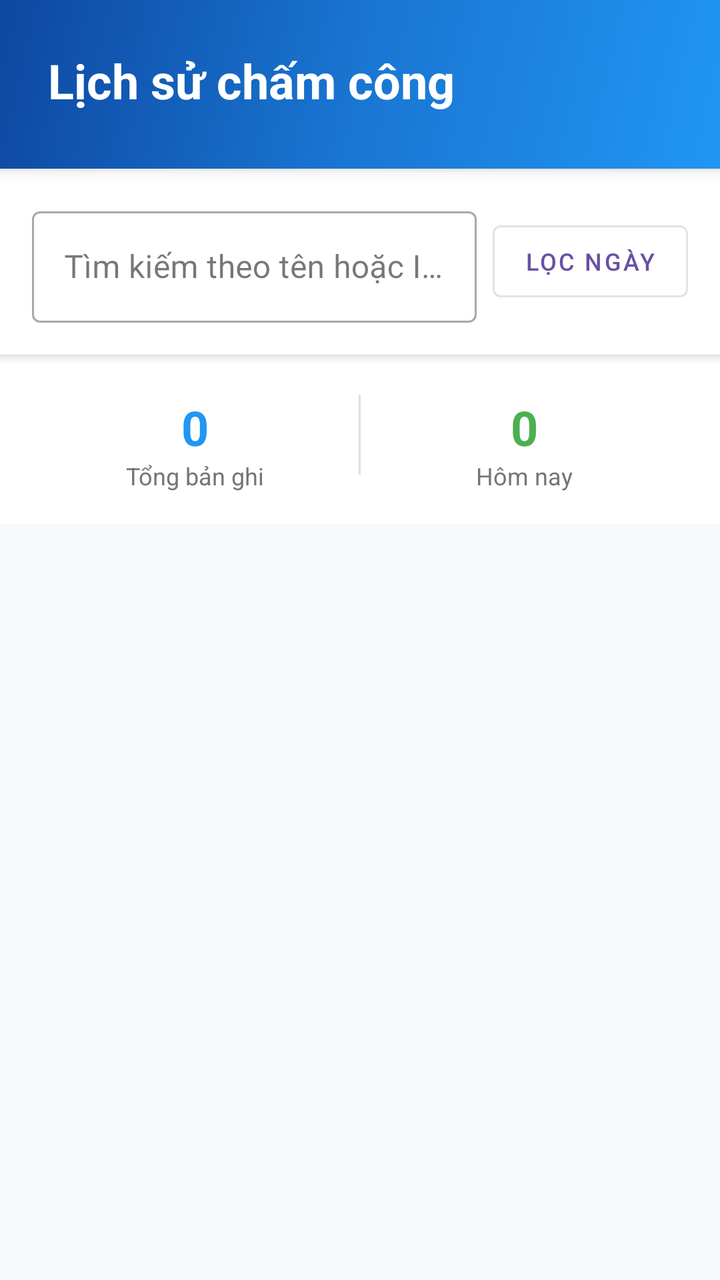
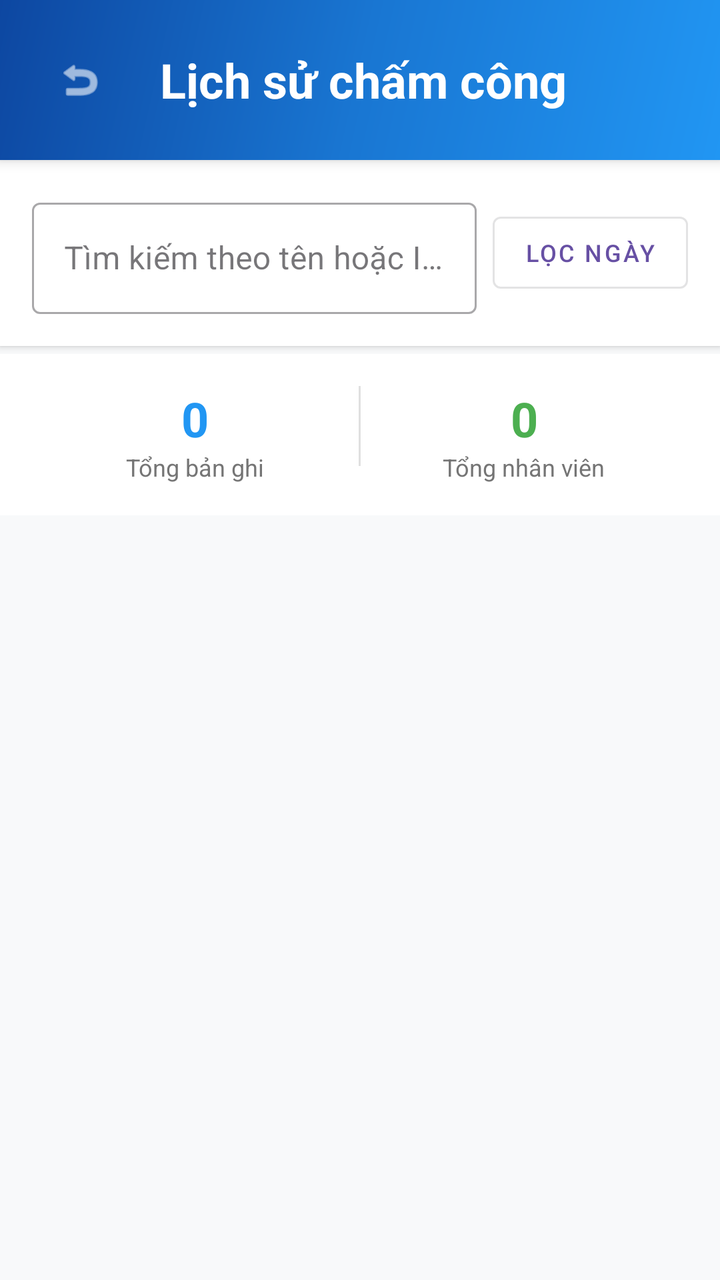

Before-and-after screenshots of an Android layout around one commit, followed by the original layout XML and the change that was made.
<!-- AndroidManifest.xml: application theme Theme.FaceAttendance -->
<!-- res/layout/activity_attendance_history.xml -->
<?xml version="1.0" encoding="utf-8"?>
<LinearLayout xmlns:android="http://schemas.android.com/apk/res/android"
    android:layout_width="match_parent"
    android:layout_height="match_parent"
    android:orientation="vertical"
    android:background="#F8F9FA"
    android:focusable="true"
    android:focusableInTouchMode="true">

    
    <LinearLayout
        android:layout_width="match_parent"
        android:layout_height="wrap_content"
        android:orientation="vertical"
        android:background="@drawable/header_gradient_background"
        android:padding="24dp"
        android:elevation="4dp">

        <TextView
            android:id="@+id/historyTitle"
            android:layout_width="wrap_content"
            android:layout_height="wrap_content"
            android:text="Lịch sử chấm công"
            android:textSize="24sp"
            android:textStyle="bold"
            android:textColor="#FFFFFF"
            android:layout_marginBottom="4dp" />

    </LinearLayout>

    
    <LinearLayout
        android:layout_width="match_parent"
        android:layout_height="wrap_content"
        android:orientation="horizontal"
        android:padding="16dp"
        android:background="#FFFFFF"
        android:elevation="2dp">

        <com.google.android.material.textfield.TextInputLayout
            android:layout_width="0dp"
            android:layout_height="wrap_content"
            android:layout_weight="1"
            android:layout_marginEnd="8dp"
            android:hint="Tìm kiếm theo tên hoặc ID..."
            style="@style/Widget.MaterialComponents.TextInputLayout.OutlinedBox">

            <com.google.android.material.textfield.TextInputEditText
                android:id="@+id/etSearchEmployee"
                android:layout_width="match_parent"
                android:layout_height="wrap_content"
                android:inputType="text"
                android:maxLines="1"
                android:imeOptions="actionSearch"
                android:singleLine="true" />

        </com.google.android.material.textfield.TextInputLayout>

        <com.google.android.material.button.MaterialButton
            android:id="@+id/btnDateFilter"
            android:layout_width="wrap_content"
            android:layout_height="wrap_content"
            android:layout_gravity="center_vertical"
            android:text="Lọc ngày"
            android:textSize="12sp"
            style="@style/Widget.MaterialComponents.Button.OutlinedButton" />

    </LinearLayout>

    
    <LinearLayout
        android:layout_width="match_parent"
        android:layout_height="wrap_content"
        android:orientation="horizontal"
        android:padding="16dp"
        android:background="#FFFFFF"
        android:layout_marginTop="4dp">

        <LinearLayout
            android:layout_width="0dp"
            android:layout_height="wrap_content"
            android:layout_weight="1"
            android:orientation="vertical"
            android:gravity="center">

            <TextView
                android:id="@+id/tvTotalRecords"
                android:layout_width="wrap_content"
                android:layout_height="wrap_content"
                android:text="0"
                android:textSize="24sp"
                android:textStyle="bold"
                android:textColor="#2196F3" />

            <TextView
                android:layout_width="wrap_content"
                android:layout_height="wrap_content"
                android:text="Tổng bản ghi"
                android:textSize="12sp"
                android:textColor="#757575" />

        </LinearLayout>

        <View
            android:layout_width="1dp"
            android:layout_height="40dp"
            android:background="#E0E0E0" />

        <LinearLayout
            android:layout_width="0dp"
            android:layout_height="wrap_content"
            android:layout_weight="1"
            android:orientation="vertical"
            android:gravity="center">

            <TextView
                android:id="@+id/tvTodayRecords"
                android:layout_width="wrap_content"
                android:layout_height="wrap_content"
                android:text="0"
                android:textSize="24sp"
                android:textStyle="bold"
                android:textColor="#4CAF50" />

            <TextView
                android:layout_width="wrap_content"
                android:layout_height="wrap_content"
                android:text="Hôm nay"
                android:textSize="12sp"
                android:textColor="#757575" />

        </LinearLayout>

    </LinearLayout>

    
    <FrameLayout
        android:layout_width="match_parent"
        android:layout_height="match_parent"
        android:padding="16dp"
        android:clickable="true"
        android:focusable="true">

        <androidx.recyclerview.widget.RecyclerView
            android:id="@+id/recyclerViewLogs"
            android:layout_width="match_parent"
            android:layout_height="match_parent"
            android:clipToPadding="false"
            android:paddingBottom="16dp"
            android:scrollbars="vertical"
            android:fadeScrollbars="true" />

        
        <LinearLayout
            android:id="@+id/emptyStateLayout"
            android:layout_width="wrap_content"
            android:layout_height="wrap_content"
            android:layout_gravity="center"
            android:orientation="vertical"
            android:gravity="center"
            android:visibility="gone">

            <ImageView
                android:layout_width="80dp"
                android:layout_height="80dp"
                android:src="@android:drawable/ic_menu_recent_history"
                android:alpha="0.3"
                android:layout_marginBottom="16dp" />

            <TextView
                android:layout_width="wrap_content"
                android:layout_height="wrap_content"
                android:text="Chưa có lịch sử chấm công"
                android:textSize="16sp"
                android:textColor="#666666"
                android:layout_marginBottom="8dp" />

            <TextView
                android:layout_width="wrap_content"
                android:layout_height="wrap_content"
                android:text="Thực hiện chấm công đầu tiên"
                android:textSize="14sp"
                android:textColor="#999999" />

        </LinearLayout>

        
        <ProgressBar
            android:id="@+id/progressBar"
            android:layout_width="wrap_content"
            android:layout_height="wrap_content"
            android:layout_gravity="center"
            android:visibility="gone" />

    </FrameLayout>

</LinearLayout>
<!-- resources referenced by this layout -->
<resources>
  <!-- drawable header_gradient_background (drawable) -->
  <?xml version="1.0" encoding="utf-8"?>
  <shape xmlns:android="http://schemas.android.com/apk/res/android">
      <gradient
          android:angle="135"
          android:startColor="#2196F3"
          android:centerColor="#1976D2"
          android:endColor="#0D47A1"
          android:type="linear" />
  </shape>
  <style name="Theme.FaceAttendance" parent="Base.Theme.FaceAttendance" />
  <style name="Base.Theme.FaceAttendance" parent="Theme.Material3.DayNight.NoActionBar">
          
          
      </style>
</resources>

<!-- the commit's change to res/layout/activity_attendance_history.xml (unified diff, before → after) -->
@@ -1,5 +1,6 @@
 <?xml version="1.0" encoding="utf-8"?>
 <LinearLayout xmlns:android="http://schemas.android.com/apk/res/android"
+    xmlns:app="http://schemas.android.com/apk/res-auto"
     android:layout_width="match_parent"
     android:layout_height="match_parent"
     android:orientation="vertical"
@@ -11,11 +12,26 @@
     <LinearLayout
         android:layout_width="match_parent"
         android:layout_height="wrap_content"
-        android:orientation="vertical"
+        android:orientation="horizontal"
         android:background="@drawable/header_gradient_background"
-        android:padding="24dp"
-        android:elevation="4dp">
-
+        android:padding="16dp"
+        android:elevation="4dp"
+        android:gravity="center_vertical">
+
+        
+        <ImageButton
+            android:id="@+id/btnBack"
+            android:layout_width="48dp"
+            android:layout_height="48dp"
+            android:layout_marginEnd="16dp"
+            android:background="?android:attr/selectableItemBackgroundBorderless"
+            android:src="@android:drawable/ic_menu_revert"
+            android:contentDescription="Quay lại"
+            android:scaleType="centerInside"
+            android:padding="12dp"
+            app:tint="#FFFFFF" />
+
+        
         <TextView
             android:id="@+id/historyTitle"
             android:layout_width="wrap_content"
@@ -23,8 +39,7 @@
             android:text="Lịch sử chấm công"
             android:textSize="24sp"
             android:textStyle="bold"
-            android:textColor="#FFFFFF"
-            android:layout_marginBottom="4dp" />
+            android:textColor="#FFFFFF" />
 
     </LinearLayout>
 
@@ -125,7 +140,7 @@
             <TextView
                 android:layout_width="wrap_content"
                 android:layout_height="wrap_content"
-                android:text="Hôm nay"
+                android:text="Tổng nhân viên"
                 android:textSize="12sp"
                 android:textColor="#757575" />
 
